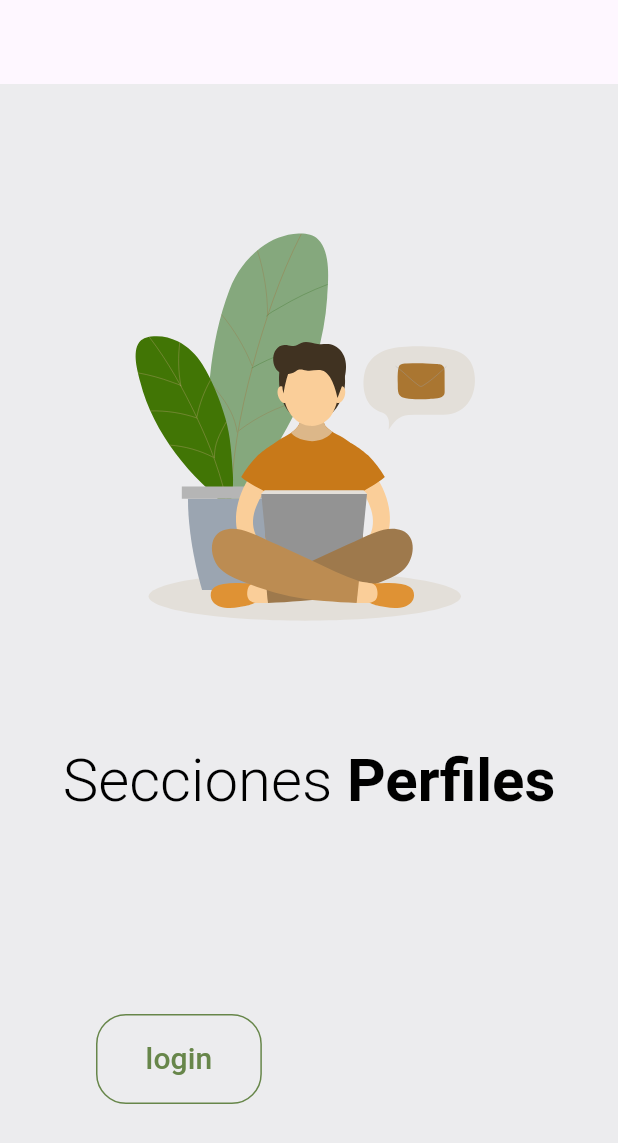
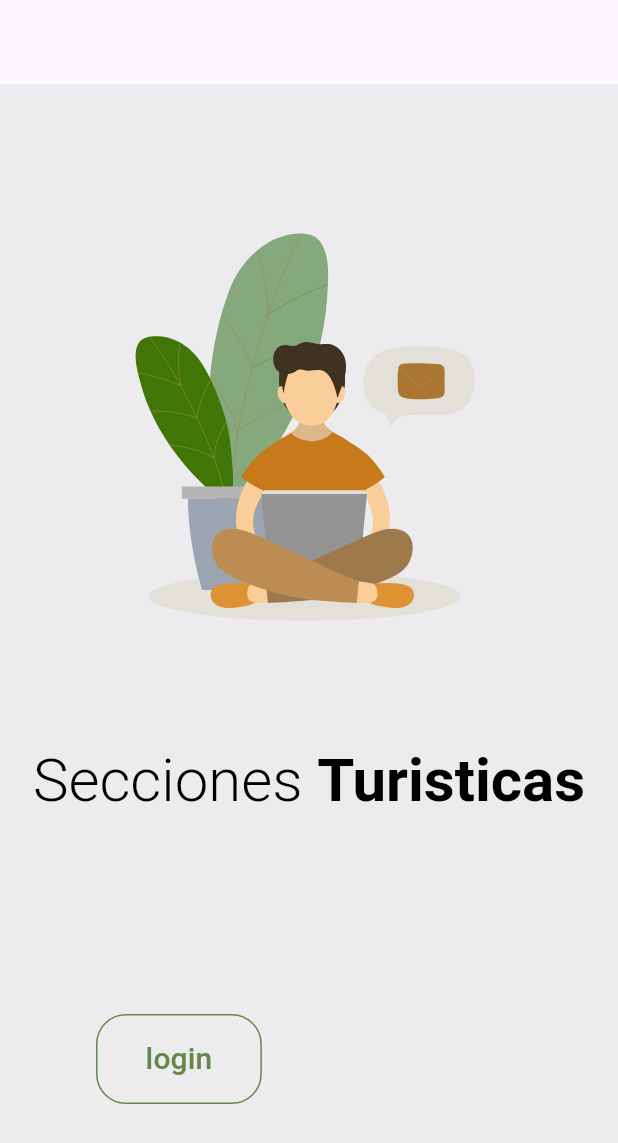
Before and after one commit to ItsgabrielJT/flutter-tutorial, a Flutter app: the screen it shows after launch, on a phone screen of 412 x 824 dp. Shown: the top 1143 px of the screen. Run offline on Flutter 3.47's test engine with Material 3 defaults, Android fonts, the phone set to English and light mode, and no system bars; drawn by our look-alikes of carousel_slider; our stand-ins replace animate_do, cloud_firestore, firebase_auth, firebase_core, go_router, google_fonts and 1 more; missing offline and left inert: firebase_ui_auth; accounts and stored records are empty.

Commit message:
arreglando label

```diff
--- a/lib/onboard/onboard.dart
+++ b/lib/onboard/onboard.dart
@@ -22,7 +22,7 @@ class _OnboardPageState extends State<OnboardPage>
       <Map<String, dynamic>>[
         <String, dynamic>{
           'image': '1.json',
-          'text': 'Perfiles',
+          'text': 'Turisticas',
         },
       ];
 
```
